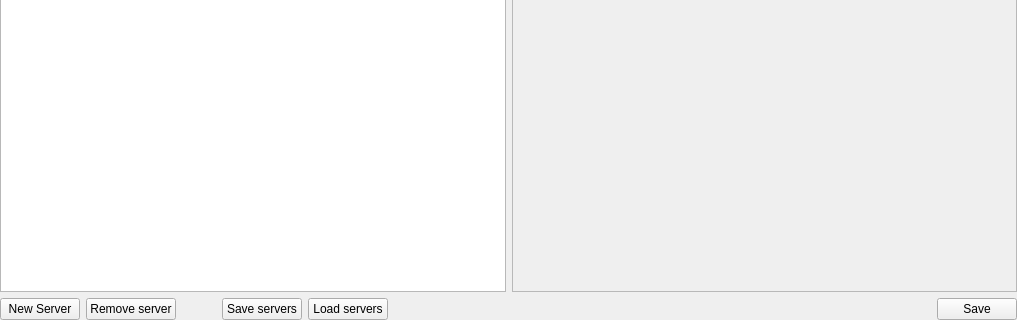
Before: the Qt Designer form geocatbridge/ui/serverconnectionswidget.ui in GeoCat/qgis-bridge-plugin, drawn with Qt 5; both pictures show x 0 to 1017 and y 359 to 679 of the 1017 by 679 pixel window.
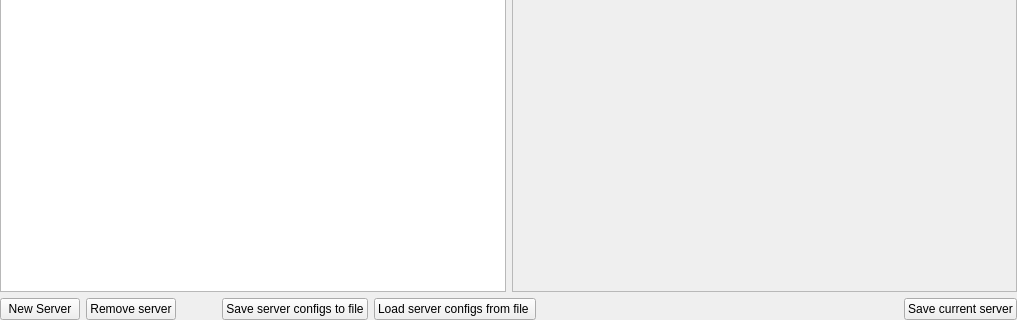
After: the same form once the commit is applied. Custom widgets are drawn as their Qt base class.

Commit message: changed title of save buttons

```diff
--- a/geocatbridge/ui/serverconnectionswidget.ui
+++ b/geocatbridge/ui/serverconnectionswidget.ui
@@ -725,14 +725,14 @@
      <item>
       <widget class="QPushButton" name="btnSaveServers">
        <property name="text">
-        <string>Save servers</string>
+        <string>Save server configs to file</string>
        </property>
       </widget>
      </item>
      <item>
       <widget class="QPushButton" name="btnLoadServers">
        <property name="text">
-        <string>Load servers</string>
+        <string>Load server configs from file </string>
        </property>
       </widget>
      </item>
@@ -752,7 +752,7 @@
      <item>
       <widget class="QPushButton" name="buttonSave">
        <property name="text">
-        <string>Save</string>
+        <string>Save current server</string>
        </property>
       </widget>
      </item>
```
